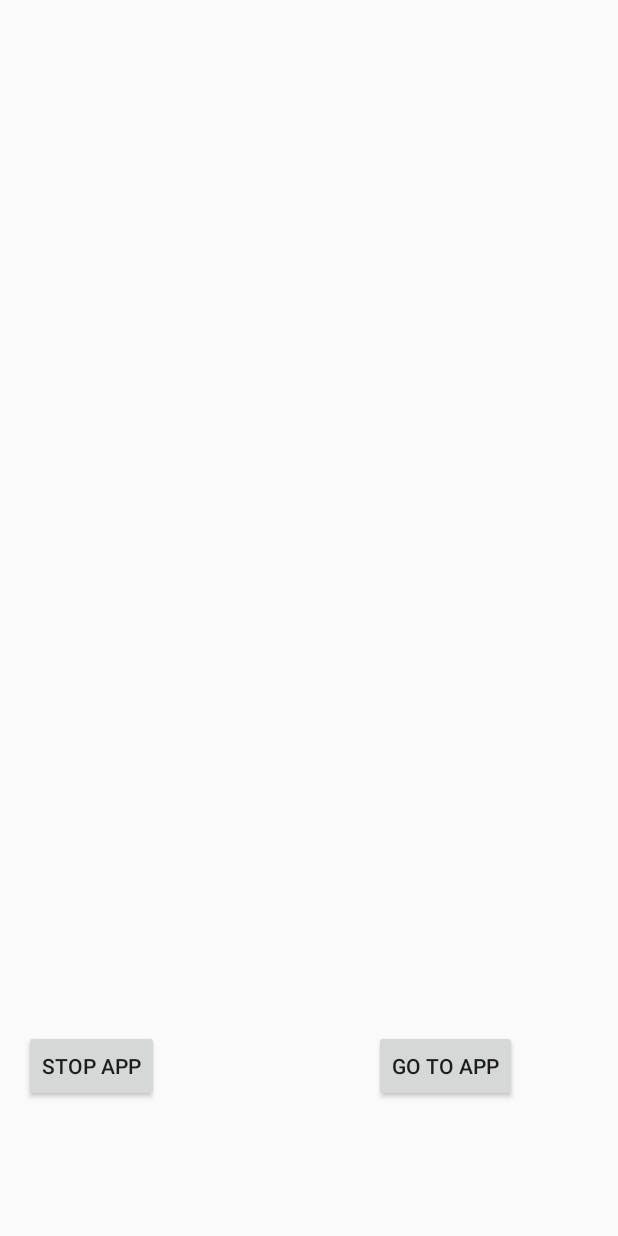
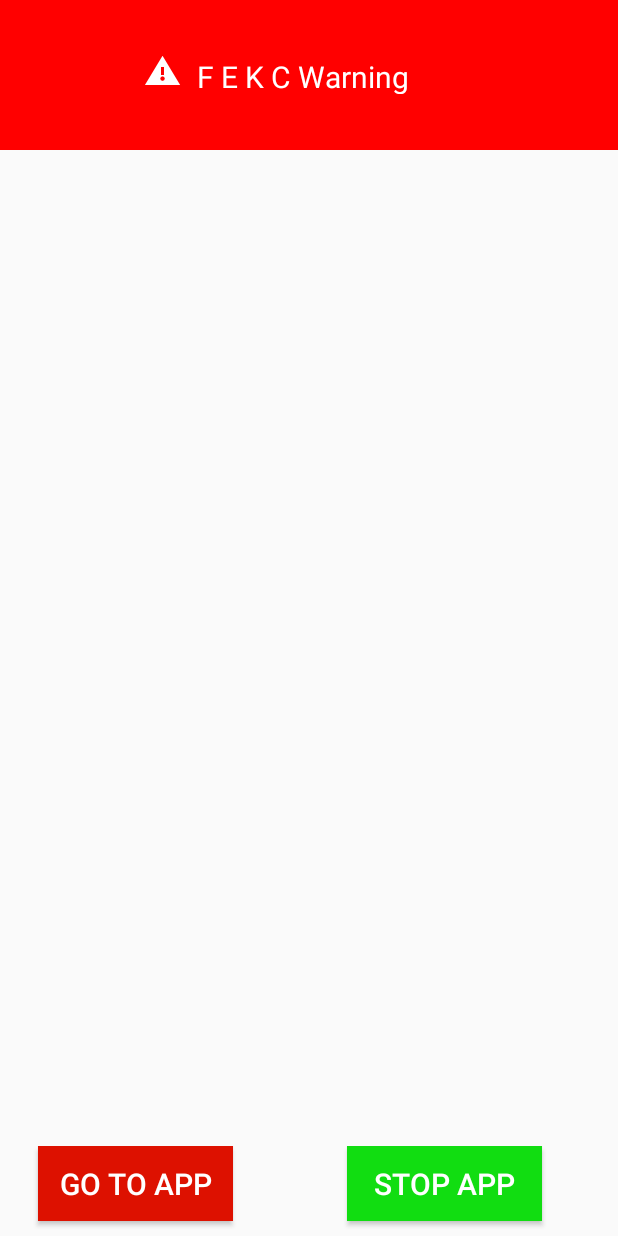
Before and after one commit to Udayan12167/fekc, an Android app: the WarningActivity screen opened directly, with no data from a screen before it, on a phone screen of 412 x 824 dp. Run offline under Robolectric (Android 15) with nearby library versions, the phone set to English and light mode, and no system bars.

Commit message:
Update Warning Screen UI

```diff
--- /dev/null
+++ b/App/FEKC/app/src/main/res/drawable/layout_border_warning.xml
@@ -0,0 +1,9 @@
+<?xml version="1.0" encoding="utf-8"?>
+<layer-list xmlns:android="http://schemas.android.com/apk/res/android">
+    <item android:left="-20dp" android:right="0dp"  android:top="-20dp"
+        android:bottom="-10dp">
+        <shape android:shape="rectangle">
+            <stroke android:width="1dp" android:color="#CCC" />
+        </shape>
+    </item>
+</layer-list>
--- a/App/FEKC/app/src/main/res/layout/activity_warning.xml
+++ b/App/FEKC/app/src/main/res/layout/activity_warning.xml
@@ -1,31 +1,59 @@
 <RelativeLayout xmlns:android="http://schemas.android.com/apk/res/android"
     xmlns:tools="http://schemas.android.com/tools" android:layout_width="match_parent"
-    android:layout_height="match_parent" android:paddingLeft="@dimen/activity_horizontal_margin"
-    android:paddingRight="@dimen/activity_horizontal_margin"
-    android:paddingTop="@dimen/activity_vertical_margin"
-    android:paddingBottom="@dimen/activity_vertical_margin"
+    android:layout_height="match_parent"
     tools:context="com.example.shiv.fekc.activity.WarningActivity">
-
-
-    <Button
-        android:layout_width="wrap_content"
+    <RelativeLayout
+        android:layout_width="match_parent"
+        android:layout_height="100dp"
+        android:id="@+id/nav_warn">
+        <include layout="@layout/warning_nav"></include>
+    </RelativeLayout>
+    <view
+        android:id="@+id/warning_recycler_view"
+        class="android.support.v7.widget.RecyclerView"
+        android:layout_width="match_parent"
+        android:layout_height="410dp"
+        android:layout_below="@id/nav_warn"
+        android:layout_centerInParent="true" />
+    <RelativeLayout
+        android:layout_width="match_parent"
         android:layout_height="wrap_content"
-        android:text="Stop App"
-        android:id="@+id/activity_warning_stop_app_button"
-        android:onClick="stopApp"
-        android:layout_marginRight="53dp"
-        android:layout_alignTop="@+id/activity_warning_go_to_app_button"
-        android:layout_alignParentStart="true" />
-
-    <Button
-        android:layout_width="wrap_content"
-        android:layout_height="wrap_content"
-        android:text="Go To App"
-        android:onClick="goToApp"
-        android:id="@+id/activity_warning_go_to_app_button"
-        android:layout_marginBottom="73dp"
-        android:layout_alignParentBottom="true"
-        android:layout_alignParentEnd="true"
-        android:layout_marginEnd="51dp" />
+        android:layout_alignParentBottom="true">
+        <LinearLayout
+            android:layout_width="match_parent"
+            android:layout_height="60dp"
+            android:orientation="horizontal">
+            <LinearLayout
+                android:layout_width="match_parent"
+                android:layout_height="match_parent"
+                android:layout_weight="1">
+                <Button
+                    android:onClick="goToApp"
+                    android:id="@+id/activity_warning_go_to_app_button"
+                    android:layout_width="130dp"
+                    android:layout_height="50dp"
+                    android:background="#dd1100"
+                    android:text="Go To App"
+                    android:textColor="#fff"
+                    android:textSize="20dp"
+                    android:layout_marginLeft="25dp"/>
+            </LinearLayout>
+            <LinearLayout
+                android:layout_width="match_parent"
+                android:layout_height="match_parent"
+                android:layout_weight="1">
+                <Button
+                    android:id="@+id/activity_warning_stop_app_button"
+                    android:onClick="stopApp"
+                    android:layout_width="130dp"
+                    android:layout_height="50dp"
+                    android:background="#11dd11"
+                    android:text="Stop App"
+                    android:textColor="#fff"
+                    android:textSize="20dp"
+                    android:layout_marginLeft="25dp"/>
+            </LinearLayout>
+        </LinearLayout>
+    </RelativeLayout>
 
 </RelativeLayout>
--- /dev/null
+++ b/App/FEKC/app/src/main/res/layout/warning_nav.xml
@@ -0,0 +1,25 @@
+<?xml version="1.0" encoding="utf-8"?>
+<LinearLayout xmlns:android="http://schemas.android.com/apk/res/android"
+    xmlns:app="http://schemas.android.com/apk/res-auto"
+    xmlns:tools="http://schemas.android.com/tools"
+    android:layout_width="match_parent"
+    android:layout_height="match_parent"
+    android:fitsSystemWindows="true">
+    <android.support.design.widget.AppBarLayout
+        android:layout_width="match_parent"
+        android:layout_height="wrap_content"
+        android:theme="@style/AppTheme.AppBarOverlay">
+
+        <android.support.v7.widget.Toolbar
+            android:id="@+id/warning_nav_toolbar"
+            android:layout_width="match_parent"
+            android:layout_height="100dp"
+            android:background="#f00">
+
+            <include layout="@layout/warning_nav_header" />
+
+        </android.support.v7.widget.Toolbar>
+
+    </android.support.design.widget.AppBarLayout>
+
+</LinearLayout>
--- /dev/null
+++ b/App/FEKC/app/src/main/res/layout/warning_nav_header.xml
@@ -0,0 +1,27 @@
+<?xml version="1.0" encoding="utf-8"?>
+<RelativeLayout xmlns:android="http://schemas.android.com/apk/res/android"
+    android:layout_width="match_parent" android:layout_height="25dp">
+    <RelativeLayout
+        android:layout_width="wrap_content"
+        android:layout_height="wrap_content"
+        android:paddingLeft="80dp">
+        <ImageView
+            android:layout_width="25dp"
+            android:layout_height="25dp"
+            android:src="@drawable/ic_action_warning"
+            android:scaleType="center"
+            android:id="@+id/warning_icon"
+            android:paddingBottom="5dp"/>
+
+        <TextView
+            android:id="@+id/task_selection_header"
+            android:layout_width="wrap_content"
+            android:layout_height="25dp"
+            android:text="F E K C Warning"
+            android:textSize="20dp"
+            android:textColor="@color/colorWhite"
+            android:layout_toRightOf="@id/warning_icon"
+            android:paddingLeft="10dp"/>
+    </RelativeLayout>
+
+</RelativeLayout>
```
Also changed, not shown: App/FEKC/app/src/main/res/drawable-hdpi/ic_action_warning.png (added), App/FEKC/app/src/main/res/drawable-mdpi/ic_action_warning.png (added), App/FEKC/app/src/main/res/drawable-xhdpi/ic_action_warning.png (added), App/FEKC/app/src/main/res/drawable-xxhdpi/ic_action_warning.png (added), App/FEKC/app/src/main/res/drawable-xxxhdpi/ic_action_warning.png (added).
